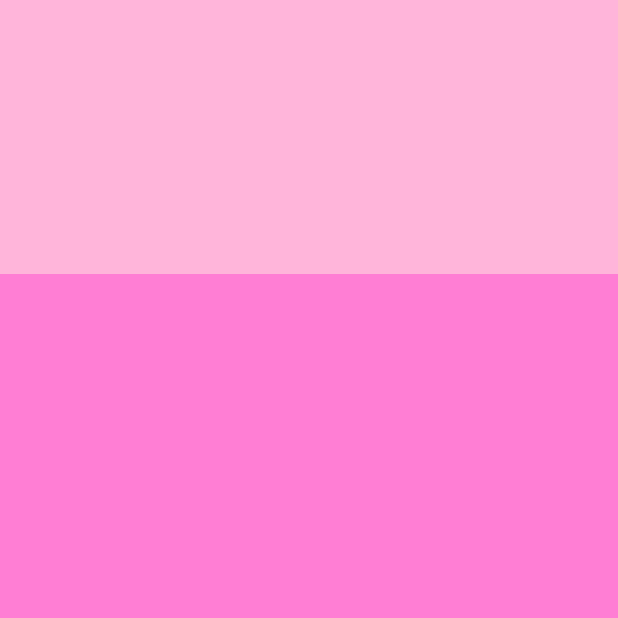
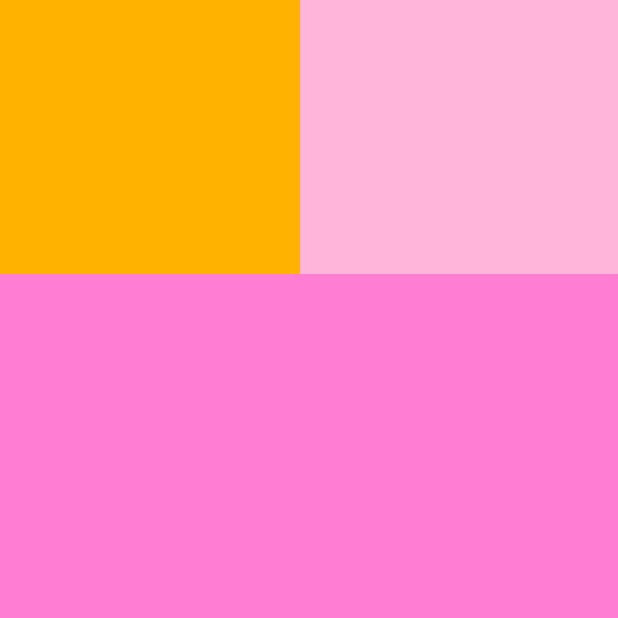
Before and after one commit to jsk9106/hill_of_sheep, a Flutter app: the screen it shows after launch, on a phone screen of 412 x 824 dp, the top half of it. Run offline on Flutter 3.47's test engine with Material 3 defaults, Android fonts, the phone set to English and light mode, and no system bars; our stand-ins replace get; missing offline and left inert: sprite.

Commit message:
sun 중간 커밋

```diff
--- a/lib/config/style.dart
+++ b/lib/config/style.dart
@@ -41,6 +41,7 @@ class AppColors {
   final Color hotPink = const Color(0xFFFF3EA5);
   final Color pink = const Color(0xFFFF7ED4);
   final Color lightPink = const Color(0xFFFFB5DA);
+  final Color sun = const Color(0xFFFFb200);
   final Color black = const Color(0xFF333333);
   final Color darkGrey = const Color(0xFF858B8E);
   final Color grey = const Color(0xFFAAAAAA);
--- /dev/null
+++ b/lib/screens/main/controllers/sun_controller.dart
@@ -0,0 +1,54 @@
+import 'dart:async';
+import 'dart:math';
+
+import 'package:get/get.dart';
+import 'package:hill_of_sheep/data/hill.dart';
+
+class SunController extends GetxController {
+  static const int total = 60;
+  final double radius = 200;
+
+  final List<Point> points = [];
+  final List<Point> originPoints = [];
+
+  @override
+  void onInit() {
+    const double gap = 1 / total;
+
+    // 포인트 세팅
+    for (int i = 0; i < total; i++) {
+      final Point point = getCirclePoint(radius: radius, t: gap * i);
+      originPoints.add(point);
+      points.add(point);
+    }
+
+    // 포인트 업데이트
+    Timer.periodic(
+      Duration(microseconds: (1 / total * 1000).toInt()),
+      (_) {
+        updatePoints();
+        update();
+      },
+    );
+
+    super.onInit();
+  }
+
+  List<Point> updatePoints() {
+    for (int i = 1; i < total; i++) {
+      final Point p = originPoints[i];
+
+      points[i].x = p.x + Random().nextInt(5);
+      points[i].y = p.y + Random().nextInt(5);
+    }
+
+    return points;
+  }
+
+  // 원 좌표 가져오기
+  Point getCirclePoint({required double radius, required double t}) {
+    final double theta = pi * 2 * t;
+
+    return Point(cos(theta) * radius, sin(theta) * radius);
+  }
+}
--- a/lib/screens/main/main_page.dart
+++ b/lib/screens/main/main_page.dart
@@ -3,6 +3,8 @@ import 'package:hill_of_sheep/config/global_assets.dart';
 import 'package:hill_of_sheep/screens/main/hill_widget.dart';
 import 'package:hill_of_sheep/screens/main/sheep.dart';
 import 'package:sprite/sprite.dart';
+
+import 'sun.dart';
 
 class MainPage extends StatelessWidget {
   const MainPage({super.key});
@@ -16,6 +18,7 @@ class MainPage extends StatelessWidget {
 
           return Stack(
             children: [
+              Sun(screen: screen),
               Hills(screen: screen),
               ...List.generate(3, (index) => Sheep(screen: screen)),
             ],
--- /dev/null
+++ b/lib/screens/main/sun.dart
@@ -0,0 +1,81 @@
+import 'dart:ui';
+
+import 'package:flutter/material.dart';
+import 'package:get/get.dart';
+import 'package:hill_of_sheep/config/constants.dart';
+import 'package:hill_of_sheep/data/hill.dart';
+import 'package:hill_of_sheep/screens/main/controllers/sun_controller.dart';
+
+class Sun extends StatelessWidget {
+  Sun({super.key, required this.screen});
+
+  final Size screen;
+
+  final SunController controller = Get.put(SunController());
+
+  @override
+  Widget build(BuildContext context) {
+    return ClipPath(
+      clipper: SunClipper(screen),
+      child: Container(
+        width: controller.radius,
+        height: controller.radius,
+        color: $style.colors.sun,
+      ),
+    );
+  }
+}
+
+class SunClipper extends CustomClipper<Path> {
+  SunClipper(this.screen, {super.reclip});
+
+  final Size screen;
+
+  final SunController controller = Get.find<SunController>();
+
+  @override
+  Path getClip(Size size) {
+    final double x = screen.width - size.width - 100;
+    final double y = screen.height * .1;
+
+    final Point point = controller.points.first;
+    Path path = Path()..moveTo(point.x + x, point.y + y);
+
+    for (int i = 1; i < controller.points.length; i++) {
+      final Point point = controller.points[i];
+      path.lineTo(point.x + x, point.y + y);
+      // todo point 계산 이상함
+    }
+
+    path.close();
+
+    return path;
+  }
+
+  @override
+  bool shouldReclip(CustomClipper<Path> oldClipper) {
+    return true;
+  }
+}
+
+
+// class SunPainter extends CustomPainter {
+//   SunPainter(this.screen);
+//
+//   final Size screen;
+//
+//   final _paint = Paint()
+//     ..color = $style.colors.sun
+//     ..style = PaintingStyle.fill;
+//
+//   @override
+//   void paint(Canvas canvas, Size size) {
+//     canvas.drawOval(
+//       Rect.fromLTWH(screen.width - size.width - 100, screen.height * .1, size.width, size.height),
+//       _paint,
+//     );
+//   }
+//
+//   @override
+//   bool shouldRepaint(CustomPainter oldDelegate) => true;
+// }
```
